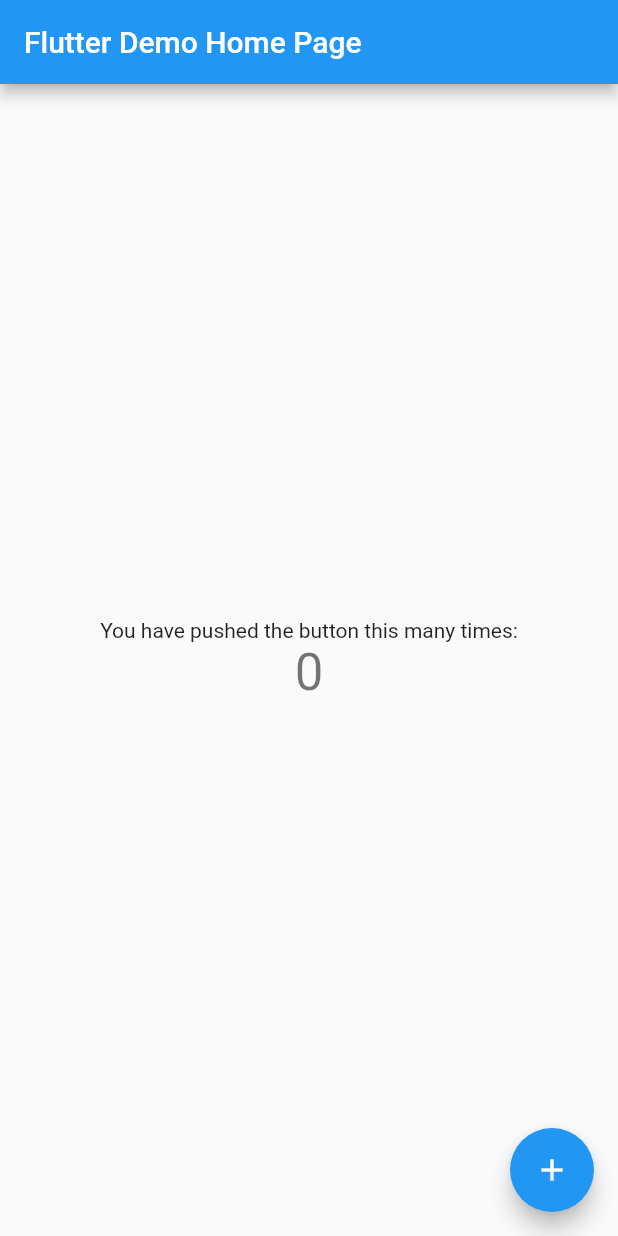
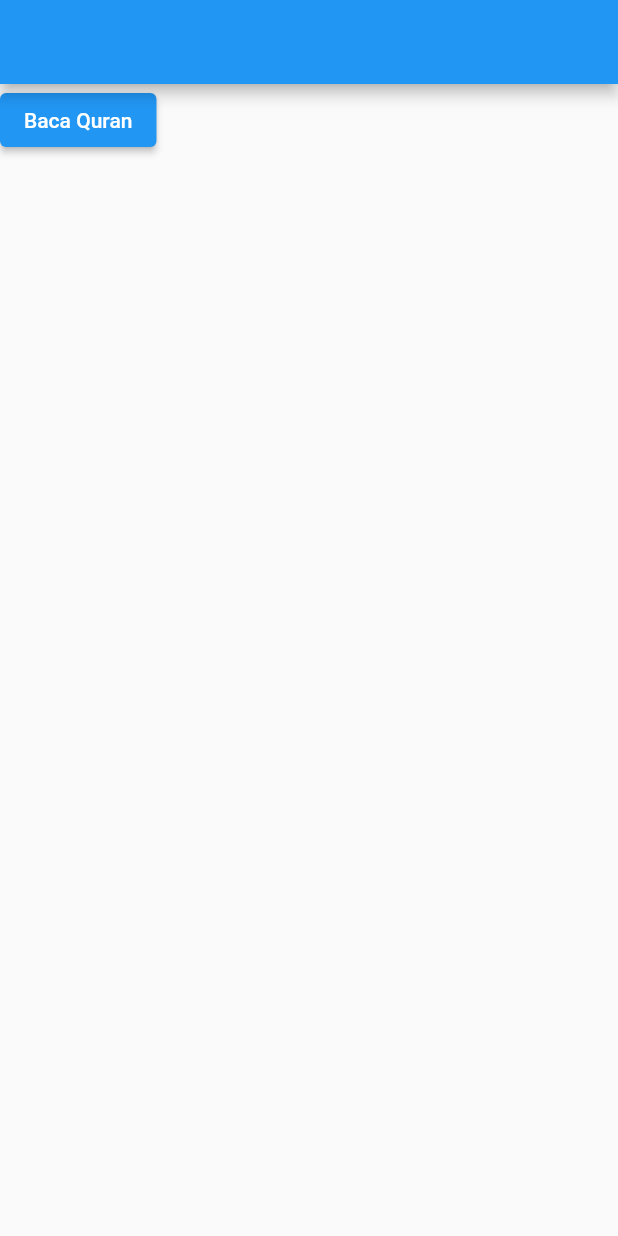
Before and after one commit to ardmgtm/f-quran, a Flutter app: the screen it shows after launch, on a phone screen of 412 x 824 dp. Run offline on Flutter 3.47's test engine with Material 2 defaults, Android fonts, the phone set to English and light mode, and no system bars; our stand-ins replace bloc, dartz, flutter_bloc, freezed_annotation, get_it, injectable.

Commit message:
create ui

```diff
--- a/lib/infrastructure/local_data/surah_local_data_source.dart
+++ b/lib/infrastructure/local_data/surah_local_data_source.dart
@@ -9,14 +9,15 @@ import '../surah/surah.dart';
 class SurahLocalDataSource {
   Future<Surah> getSurah(int number) async {
     var jsonText = await rootBundle.loadString('assets/surah/qs_$number');
-    var jsonData = json.decode(jsonText);
+    Map<String, dynamic> jsonData = json.decode(jsonText);
     var surah = Surah.fromJson(jsonData);
     return surah;
   }
 
   Future<List<Surah>> getListSurah() async {
     var jsonText = await rootBundle.loadString('assets/surah_list');
-    var jsonData = json.decode(jsonText);
+    List<dynamic> jsonData = json.decode(jsonText);
+
     var listSurah = jsonData
         .map(
           (surahJson) => Surah.fromJson(surahJson),
--- a/lib/main.dart
+++ b/lib/main.dart
@@ -1,5 +1,6 @@
 import 'package:flutter/material.dart';
 import 'package:quran/injection.dart';
+import 'package:quran/presentation/core/routes.dart';
 
 void main() {
   configureDependencies();
@@ -9,109 +10,18 @@ void main() {
 class MyApp extends StatelessWidget {
   const MyApp({Key? key}) : super(key: key);
 
-  // This widget is the root of your application.
   @override
   Widget build(BuildContext context) {
     return MaterialApp(
-      title: 'Flutter Demo',
-      theme: ThemeData(
-        // This is the theme of your application.
-        //
-        // Try running your application with "flutter run". You'll see the
-        // application has a blue toolbar. Then, without quitting the app, try
-        // changing the primarySwatch below to Colors.green and then invoke
-        // "hot reload" (press "r" in the console where you ran "flutter run",
-        // or simply save your changes to "hot reload" in a Flutter IDE).
-        // Notice that the counter didn't reset back to zero; the application
-        // is not restarted.
-        primarySwatch: Colors.blue,
+      title: "Quran",
+      initialRoute: QuranRoutes.home,
+      onGenerateRoute: (settings) => MaterialPageRoute(
+        builder: (BuildContext context) => QuranRoutes.makeRoute(
+          context: context,
+          routeName: settings.name,
+          arguments: settings.arguments,
+        ),
       ),
-      home: const MyHomePage(title: 'Flutter Demo Home Page'),
     );
   }
 }
-
-class MyHomePage extends StatefulWidget {
-  const MyHomePage({Key? key, required this.title}) : super(key: key);
-
-  // This widget is the home page of your application. It is stateful, meaning
-  // that it has a State object (defined below) that contains fields that affect
-  // how it looks.
-
-  // This class is the configuration for the state. It holds the values (in this
-  // case the title) provided by the parent (in this case the App widget) and
-  // used by the build method of the State. Fields in a Widget subclass are
-  // always marked "final".
-
-  final String title;
-
-  @override
-  State<MyHomePage> createState() => _MyHomePageState();
-}
-
-class _MyHomePageState extends State<MyHomePage> {
-  int _counter = 0;
-
-  void _incrementCounter() {
-    setState(() {
-      // This call to setState tells the Flutter framework that something has
-      // changed in this State, which causes it to rerun the build method below
-      // so that the display can reflect the updated values. If we changed
-      // _counter without calling setState(), then the build method would not be
-      // called again, and so nothing would appear to happen.
-      _counter++;
-    });
-  }
-
-  @override
-  Widget build(BuildContext context) {
-    // This method is rerun every time setState is called, for instance as done
-    // by the _incrementCounter method above.
-    //
-    // The Flutter framework has been optimized to make rerunning build methods
-    // fast, so that you can just rebuild anything that needs updating rather
-    // than having to individually change instances of widgets.
-    return Scaffold(
-      appBar: AppBar(
-        // Here we take the value from the MyHomePage object that was created by
-        // the App.build method, and use it to set our appbar title.
-        title: Text(widget.title),
-      ),
-      body: Center(
-        // Center is a layout widget. It takes a single child and positions it
-        // in the middle of the parent.
-        child: Column(
-          // Column is also a layout widget. It takes a list of children and
-          // arranges them vertically. By default, it sizes itself to fit its
-          // children horizontally, and tries to be as tall as its parent.
-          //
-          // Invoke "debug painting" (press "p" in the console, choose the
-          // "Toggle Debug Paint" action from the Flutter Inspector in Android
-          // Studio, or the "Toggle Debug Paint" command in Visual Studio Code)
-          // to see the wireframe for each widget.
-          //
-          // Column has various properties to control how it sizes itself and
-          // how it positions its children. Here we use mainAxisAlignment to
-          // center the children vertically; the main axis here is the vertical
-          // axis because Columns are vertical (the cross axis would be
-          // horizontal).
-          mainAxisAlignment: MainAxisAlignment.center,
-          children: <Widget>[
-            const Text(
-              'You have pushed the button this many times:',
-            ),
-            Text(
-              '$_counter',
-              style: Theme.of(context).textTheme.headline4,
-            ),
-          ],
-        ),
-      ),
-      floatingActionButton: FloatingActionButton(
-        onPressed: _incrementCounter,
-        tooltip: 'Increment',
-        child: const Icon(Icons.add),
-      ), // This trailing comma makes auto-formatting nicer for build methods.
-    );
-  }
-}
--- /dev/null
+++ b/lib/presentation/core/routes.dart
@@ -0,0 +1,39 @@
+import 'package:flutter/material.dart';
+import 'package:quran/presentation/page/surah_detail_page.dart';
+import 'package:quran/presentation/page/surah_list_page.dart';
+
+import '../page/home_page.dart';
+
+class QuranRoutes {
+  static const home = '/';
+  static const listSurah = '/surah';
+  static const surahDetail = '/surah/:id';
+
+  static Widget makeRoute({
+    required BuildContext context,
+    String? routeName,
+    Object? arguments,
+  }) =>
+      _buildRoute(
+        context: context,
+        routeName: routeName,
+        arguments: arguments,
+      );
+
+  static _buildRoute({
+    required BuildContext context,
+    String? routeName,
+    Object? arguments,
+  }) {
+    switch (routeName) {
+      case home:
+        return const HomePage();
+      case listSurah:
+        return const SurahListPage();
+      case surahDetail:
+        return SurahDetailPage(numSurah: arguments as int);
+      default:
+        throw 'Route $routeName is not defined';
+    }
+  }
+}
--- /dev/null
+++ b/lib/presentation/page/home_page.dart
@@ -0,0 +1,24 @@
+import 'package:flutter/material.dart';
+
+import '../core/routes.dart';
+
+class HomePage extends StatelessWidget {
+  const HomePage({Key? key}) : super(key: key);
+
+  @override
+  Widget build(BuildContext context) {
+    return Scaffold(
+      appBar: AppBar(),
+      body: Column(
+        children: [
+          ElevatedButton(
+            onPressed: () {
+              Navigator.pushNamed(context, QuranRoutes.listSurah);
+            },
+            child: Text("Baca Quran"),
+          ),
+        ],
+      ),
+    );
+  }
+}
```
Also changed, not shown: lib/presentation/page/surah_detail_page.dart (added, +50 -0 lines), lib/presentation/page/surah_list_page.dart (added, +59 -0 lines), lib/presentation/widget/widget.dart (added).
